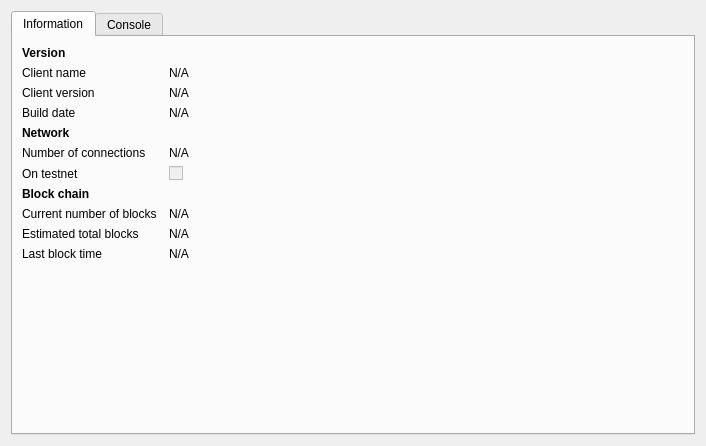
Before: the Qt Designer form src/qt/forms/rpcconsole.ui in CoinGame/BCEShadow, drawn with Qt 5.
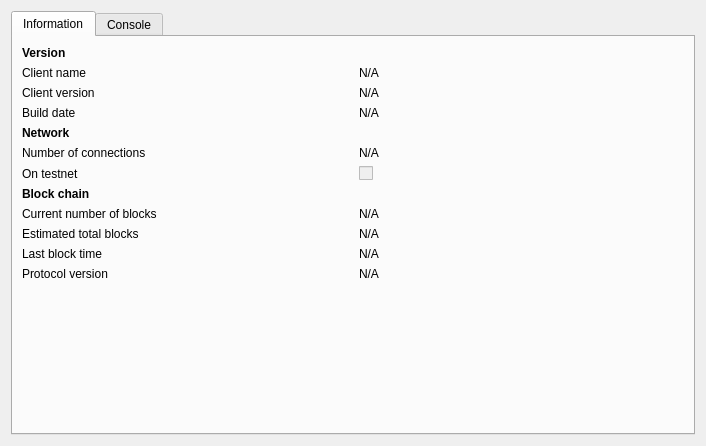
After: the same form once the commit is applied. Icons and pictures are not drawn.

Commit message: Display current protocol version in the debug window

What changed in the file:
```diff
--- a/src/qt/forms/rpcconsole.ui
+++ b/src/qt/forms/rpcconsole.ui
@@ -23,63 +23,10 @@
       <attribute name="title">
        <string>Information</string>
       </attribute>
-      <layout class="QGridLayout" name="gridLayout" columnstretch="0,1">
+      <layout class="QGridLayout" name="gridLayout" columnstretch="0,0">
        <property name="horizontalSpacing">
         <number>12</number>
        </property>
-       <item row="1" column="0">
-        <widget class="QLabel" name="label_5">
-         <property name="text">
-          <string>Client name</string>
-         </property>
-        </widget>
-       </item>
-       <item row="1" column="1">
-        <widget class="QLabel" name="clientName">
-         <property name="text">
-          <string>N/A</string>
-         </property>
-         <property name="textFormat">
-          <enum>Qt::PlainText</enum>
-         </property>
-         <property name="textInteractionFlags">
-          <set>Qt::LinksAccessibleByMouse|Qt::TextSelectableByKeyboard|Qt::TextSelectableByMouse</set>
-         </property>
-        </widget>
-       </item>
-       <item row="2" column="0">
-        <widget class="QLabel" name="label_6">
-         <property name="text">
-          <string>Client version</string>
-         </property>
-        </widget>
-       </item>
-       <item row="2" column="1">
-        <widget class="QLabel" name="clientVersion">
-         <property name="text">
-          <string>N/A</string>
-         </property>
-         <property name="textFormat">
-          <enum>Qt::PlainText</enum>
-         </property>
-         <property name="textInteractionFlags">
-          <set>Qt::LinksAccessibleByMouse|Qt::TextSelectableByKeyboard|Qt::TextSelectableByMouse</set>
-         </property>
-        </widget>
-       </item>
-       <item row="0" column="0">
-        <widget class="QLabel" name="label_9">
-         <property name="font">
-          <font>
-           <weight>75</weight>
-           <bold>true</bold>
-          </font>
-         </property>
-         <property name="text">
-          <string>Version</string>
-         </property>
-        </widget>
-       </item>
        <item row="4" column="0">
         <widget class="QLabel" name="label_11">
          <property name="font">
@@ -100,26 +47,6 @@
          </property>
         </widget>
        </item>
-       <item row="5" column="1">
-        <widget class="QLabel" name="numberOfConnections">
-         <property name="text">
-          <string>N/A</string>
-         </property>
-         <property name="textFormat">
-          <enum>Qt::PlainText</enum>
-         </property>
-         <property name="textInteractionFlags">
-          <set>Qt::LinksAccessibleByMouse|Qt::TextSelectableByKeyboard|Qt::TextSelectableByMouse</set>
-         </property>
-        </widget>
-       </item>
-       <item row="6" column="0">
-        <widget class="QLabel" name="label_8">
-         <property name="text">
-          <string>On testnet</string>
-         </property>
-        </widget>
-       </item>
        <item row="6" column="1">
         <widget class="QCheckBox" name="isTestNet">
          <property name="enabled">
@@ -130,6 +57,73 @@
          </property>
         </widget>
        </item>
+       <item row="9" column="1">
+        <widget class="QLabel" name="totalBlocks">
+         <property name="text">
+          <string>N/A</string>
+         </property>
+         <property name="textFormat">
+          <enum>Qt::PlainText</enum>
+         </property>
+         <property name="textInteractionFlags">
+          <set>Qt::LinksAccessibleByMouse|Qt::TextSelectableByKeyboard|Qt::TextSelectableByMouse</set>
+         </property>
+        </widget>
+       </item>
+       <item row="3" column="0">
+        <widget class="QLabel" name="label_12">
+         <property name="text">
+          <string>Build date</string>
+         </property>
+        </widget>
+       </item>
+       <item row="5" column="1">
+        <widget class="QLabel" name="numberOfConnections">
+         <property name="text">
+          <string>N/A</string>
+         </property>
+         <property name="textFormat">
+          <enum>Qt::PlainText</enum>
+         </property>
+         <property name="textInteractionFlags">
+          <set>Qt::LinksAccessibleByMouse|Qt::TextSelectableByKeyboard|Qt::TextSelectableByMouse</set>
+         </property>
+        </widget>
+       </item>
+       <item row="6" column="0">
+        <widget class="QLabel" name="label_8">
+         <property name="text">
+          <string>On testnet</string>
+         </property>
+        </widget>
+       </item>
+       <item row="8" column="1">
+        <widget class="QLabel" name="numberOfBlocks">
+         <property name="text">
+          <string>N/A</string>
+         </property>
+         <property name="textFormat">
+          <enum>Qt::PlainText</enum>
+         </property>
+         <property name="textInteractionFlags">
+          <set>Qt::LinksAccessibleByMouse|Qt::TextSelectableByKeyboard|Qt::TextSelectableByMouse</set>
+         </property>
+        </widget>
+       </item>
+       <item row="10" column="0">
+        <widget class="QLabel" name="label_2">
+         <property name="text">
+          <string>Last block time</string>
+         </property>
+        </widget>
+       </item>
+       <item row="1" column="0">
+        <widget class="QLabel" name="label_5">
+         <property name="text">
+          <string>Client name</string>
+         </property>
+        </widget>
+       </item>
        <item row="7" column="0">
         <widget class="QLabel" name="label_10">
          <property name="font">
@@ -143,26 +137,6 @@
          </property>
         </widget>
        </item>
-       <item row="8" column="0">
-        <widget class="QLabel" name="label_3">
-         <property name="text">
-          <string>Current number of blocks</string>
-         </property>
-        </widget>
-       </item>
-       <item row="8" column="1">
-        <widget class="QLabel" name="numberOfBlocks">
-         <property name="text">
-          <string>N/A</string>
-         </property>
-         <property name="textFormat">
-          <enum>Qt::PlainText</enum>
-         </property>
-         <property name="textInteractionFlags">
-          <set>Qt::LinksAccessibleByMouse|Qt::TextSelectableByKeyboard|Qt::TextSelectableByMouse</set>
-         </property>
-        </widget>
-       </item>
        <item row="9" column="0">
         <widget class="QLabel" name="label_4">
          <property name="text">
@@ -170,23 +144,17 @@
          </property>
         </widget>
        </item>
-       <item row="9" column="1">
-        <widget class="QLabel" name="totalBlocks">
+       <item row="8" column="0">
+        <widget class="QLabel" name="label_3">
          <property name="text">
-          <string>N/A</string>
-         </property>
-         <property name="textFormat">
-          <enum>Qt::PlainText</enum>
-         </property>
-         <property name="textInteractionFlags">
-          <set>Qt::LinksAccessibleByMouse|Qt::TextSelectableByKeyboard|Qt::TextSelectableByMouse</set>
+          <string>Current number of blocks</string>
          </property>
         </widget>
        </item>
-       <item row="10" column="0">
-        <widget class="QLabel" name="label_2">
+       <item row="3" column="1">
+        <widget class="QLabel" name="buildDate">
          <property name="text">
-          <string>Last block time</string>
+          <string>N/A</string>
          </property>
         </widget>
        </item>
@@ -203,7 +171,7 @@
          </property>
         </widget>
        </item>
-       <item row="11" column="0">
+       <item row="12" column="0">
         <spacer name="verticalSpacer">
          <property name="orientation">
           <enum>Qt::Vertical</enum>
@@ -216,17 +184,63 @@
          </property>
         </spacer>
        </item>
-       <item row="3" column="0">
-        <widget class="QLabel" name="label_12">
+       <item row="1" column="1">
+        <widget class="QLabel" name="clientName">
          <property name="text">
-          <string>Build date</string>
+          <string>N/A</string>
          </property>
+         <property name="textFormat">
+          <enum>Qt::PlainText</enum>
+         </property>
+         <property name="textInteractionFlags">
+          <set>Qt::LinksAccessibleByMouse|Qt::TextSelectableByKeyboard|Qt::TextSelectableByMouse</set>
+         </property>
         </widget>
        </item>
-       <item row="3" column="1">
-        <widget class="QLabel" name="buildDate">
+       <item row="2" column="0">
+        <widget class="QLabel" name="label_6">
          <property name="text">
+          <string>Client version</string>
+         </property>
+        </widget>
+       </item>
+       <item row="2" column="1">
+        <widget class="QLabel" name="clientVersion">
+         <property name="text">
           <string>N/A</string>
+         </property>
+         <property name="textFormat">
+          <enum>Qt::PlainText</enum>
+         </property>
+         <property name="textInteractionFlags">
+          <set>Qt::LinksAccessibleByMouse|Qt::TextSelectableByKeyboard|Qt::TextSelectableByMouse</set>
+         </property>
+        </widget>
+       </item>
+       <item row="0" column="0">
+        <widget class="QLabel" name="label_9">
+         <property name="font">
+          <font>
+           <weight>75</weight>
+           <bold>true</bold>
+          </font>
+         </property>
+         <property name="text">
+          <string>Version</string>
+         </property>
+        </widget>
+       </item>
+       <item row="11" column="1">
+        <widget class="QLabel" name="protocolVersion">
+         <property name="text">
+          <string>N/A</string>
+         </property>
+        </widget>
+       </item>
+       <item row="11" column="0">
+        <widget class="QLabel" name="label_14">
+         <property name="text">
+          <string>Protocol version</string>
          </property>
         </widget>
        </item>
```
The commit also changes 3 other files.
